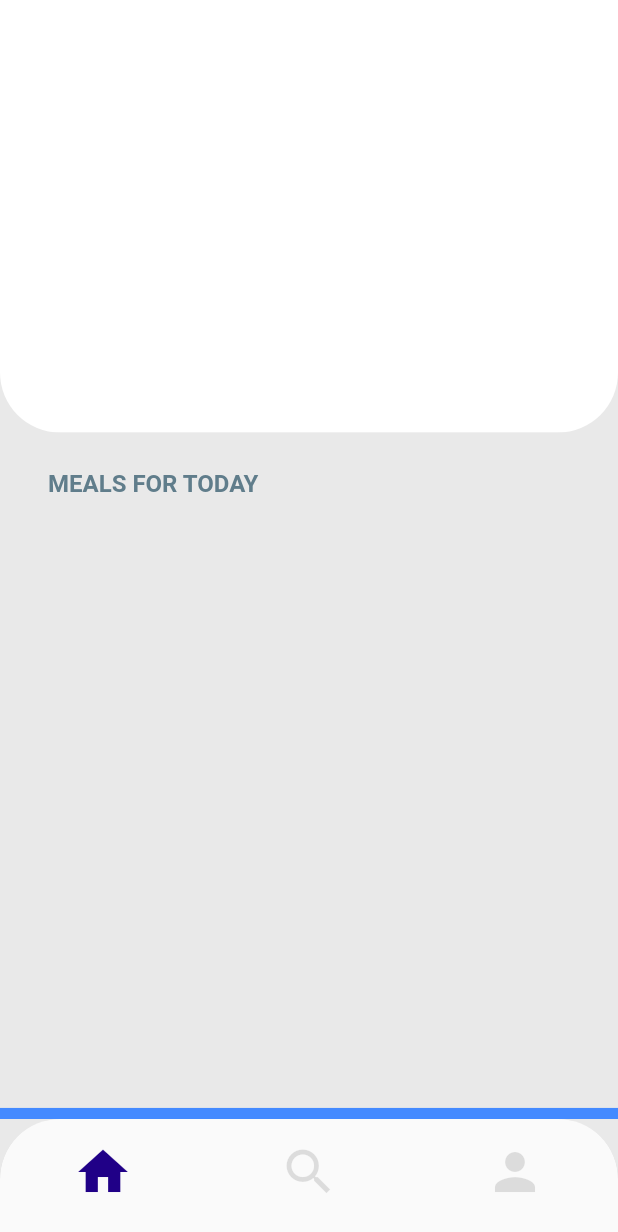
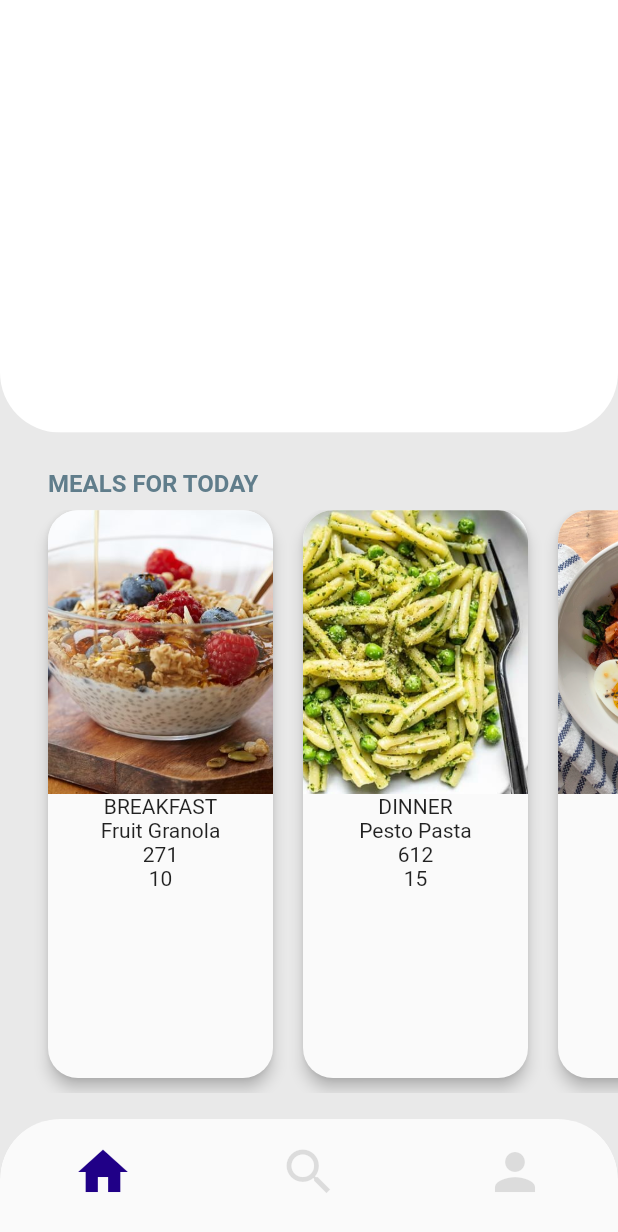
Before and after one commit to nataliiazabiiaka/study_01_11_22, a Flutter app: the screen it shows after launch, on a phone screen of 412 x 824 dp. Shown: the top 1232 px of the screen. Run offline on Flutter 3.47's test engine with Material 2 defaults, Android fonts, the phone set to English and light mode, and no system bars.

Commit message:
Added a some details of the new project

```diff
--- a/lib/model/meal.dart
+++ b/lib/model/meal.dart
@@ -16,21 +16,21 @@ final meals = [
   Meal(
       mealTime: 'BREAKFAST',
       name: 'Fruit Granola',
-      imagePath: 'assets/fruit_granola.jpg',
+      imagePath: 'assets/fruit_granola.jpeg',
       kiloCaloriesBurnt: '271',
       timeTaken: '10',
   ),
   Meal(
     mealTime: 'DINNER',
     name: 'Pesto Pasta',
-    imagePath: 'assets/pesto_pasta.jpg',
+    imagePath: 'assets/pesto_pasta.jpeg',
     kiloCaloriesBurnt: '612',
     timeTaken: '15',
   ),
   Meal(
     mealTime: 'SNACK',
     name: 'Keto Snack',
-    imagePath: 'assets/keto_snack.jpg',
+    imagePath: 'assets/keto_snack.jpeg',
     kiloCaloriesBurnt: '414',
     timeTaken: '16',
   ),
--- a/lib/ui/pages/profile_screen.dart
+++ b/lib/ui/pages/profile_screen.dart
@@ -1,4 +1,5 @@
 import 'package:flutter/material.dart';
+import 'package:study_01_11_22/model/meal.dart';
 
 class ProfileScreen extends StatelessWidget {
   const ProfileScreen({Key? key}) : super(key: key);
@@ -75,7 +76,7 @@ class ProfileScreen extends StatelessWidget {
               height: height,
               child: Column(
                 crossAxisAlignment: CrossAxisAlignment.start,
-                children:  [
+                children: [
                   const Padding(
                     padding: EdgeInsets.only(
                       bottom: 8,
@@ -93,13 +94,17 @@ class ProfileScreen extends StatelessWidget {
                   ),
                   Expanded(
                     child: SingleChildScrollView(
+                      scrollDirection: Axis.horizontal,
                       child: Row(
                         children: [
-
+                          const SizedBox(width: 32),
+                          for (int i = 0; i < meals.length; i++)
+                            _MealCard(meal: meals[i]),
                         ],
                       ),
                     ),
                   ),
+                  const SizedBox(height: 20),
                   Expanded(
                     child: Container(
                       color: Colors.blueAccent,
@@ -116,12 +121,51 @@ class ProfileScreen extends StatelessWidget {
 }
 
 class _MealCard extends StatelessWidget {
-  const _MealCard({Key? key}) : super(key: key);
+  const _MealCard({Key? key, required this.meal}) : super(key: key);
+
+  final Meal meal;
 
   @override
   Widget build(BuildContext context) {
     return Container(
-      child: Material(),
+      margin: const EdgeInsets.only(
+        right: 20,
+        bottom: 10,
+      ),
+      child: Material(
+        borderRadius: const BorderRadius.all(Radius.circular(20)),
+        elevation: 4,
+        child: Column(
+          mainAxisSize: MainAxisSize.max,
+          children: [
+            Flexible(
+              fit: FlexFit.tight,
+              child: ClipRRect(
+                borderRadius: const BorderRadius.vertical(
+                  top: Radius.circular(20),
+                ),
+                  child: Image.asset(
+                      meal.imagePath,
+                    width: 150,
+                    fit: BoxFit.fitHeight,
+                  ),
+              ),
+            ),
+            Flexible(
+              fit: FlexFit.tight,
+              child: Column(
+                children: [
+                  Text(meal.mealTime),
+                  Text(meal.name),
+                  Text(meal.kiloCaloriesBurnt),
+                  Text(meal.timeTaken),
+                  const SizedBox(height: 16),
+                ],
+              ),
+            )
+          ],
+        ),
+      ),
     );
   }
 }
```
Lines whose indentation alone changed are shown as unchanged.
